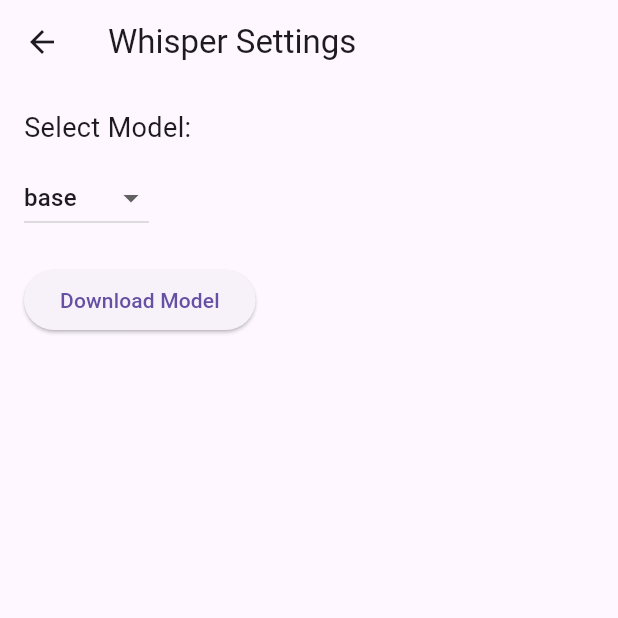
After one commit to meyskens/fahrplan, a Flutter app: the SettingsPage screen opened directly, after a tap on "Whisper", on a phone screen of 412 x 824 dp, the top half of it. The commit adds this screen. Run offline on Flutter 3.47's test engine with Material 3 defaults, Android fonts, the phone set to English and light mode, and no system bars; our stand-ins replace flutter_blue_plus, flutter_local_notifications, hive, hive_flutter, permission_handler, shared_preferences; missing offline and left inert: android_package_manager, device_calendar, flutter_background_service, notification_listener_service, whisper_flutter_new; accounts and stored records are empty.

Commit message:
Add HA integration and whisper model selection

```diff
--- /dev/null
+++ b/lib/models/fahrplan/whispermodel.dart
@@ -0,0 +1,35 @@
+import 'package:whisper_flutter_new/whisper_flutter_new.dart';
+
+class FahrplanWhisperModel {
+  String name;
+
+  static List<String> models = [
+    'tiny',
+    'base',
+    'small',
+    'medium',
+    'large-v1',
+    'large-v2'
+  ];
+
+  FahrplanWhisperModel(this.name);
+
+  get model {
+    switch (name) {
+      case 'tiny':
+        return WhisperModel.tiny;
+      case 'base':
+        return WhisperModel.base;
+      case 'small':
+        return WhisperModel.small;
+      case 'medium':
+        return WhisperModel.medium;
+      case 'large-v1':
+        return WhisperModel.largeV1;
+      case 'large-v2':
+        return WhisperModel.largeV2;
+      default:
+        return WhisperModel.base;
+    }
+  }
+}
--- /dev/null
+++ b/lib/screens/settings/whisper_screen.dart
@@ -0,0 +1,93 @@
+import 'package:fahrplan/models/fahrplan/whispermodel.dart';
+import 'package:flutter/material.dart';
+import 'package:shared_preferences/shared_preferences.dart';
+import 'package:whisper_flutter_new/whisper_flutter_new.dart';
+
+class WhisperSettingsPage extends StatefulWidget {
+  @override
+  WhisperSettingsPageState createState() => WhisperSettingsPageState();
+}
+
+class WhisperSettingsPageState extends State<WhisperSettingsPage> {
+  final List<String> _models = FahrplanWhisperModel.models;
+  String? _selectedModel;
+
+  @override
+  void initState() {
+    super.initState();
+    _loadSelectedModel();
+  }
+
+  Future<void> _loadSelectedModel() async {
+    SharedPreferences prefs = await SharedPreferences.getInstance();
+    setState(() {
+      _selectedModel = prefs.getString('whisper_model') ?? 'base';
+    });
+  }
+
+  Future<void> _saveSelectedModel(String model) async {
+    SharedPreferences prefs = await SharedPreferences.getInstance();
+    await prefs.setString('whisper_model', model);
+  }
+
+  Future<void> _downloadModel() async {
+    // Implement the logic to download the model here
+    final Whisper whisper = Whisper(
+        model: FahrplanWhisperModel(_selectedModel!).model,
+        downloadHost:
+            "https://huggingface.co/ggerganov/whisper.cpp/resolve/main");
+    ScaffoldMessenger.of(context).showSnackBar(
+      SnackBar(content: Text('Downloading model: $_selectedModel')),
+    );
+
+    try {
+      await whisper.transcribe(
+          transcribeRequest: TranscribeRequest(
+        audio: "noexist.wav",
+      ));
+    } catch (e) {}
+
+    ScaffoldMessenger.of(context).showSnackBar(
+      SnackBar(content: Text('Model $_selectedModel downloaded')),
+    );
+  }
+
+  @override
+  Widget build(BuildContext context) {
+    return Scaffold(
+      appBar: AppBar(
+        title: Text('Whisper Settings'),
+      ),
+      body: Padding(
+        padding: const EdgeInsets.all(16.0),
+        child: Column(
+          crossAxisAlignment: CrossAxisAlignment.start,
+          children: [
+            Text('Select Model:', style: TextStyle(fontSize: 18)),
+            SizedBox(height: 10),
+            DropdownButton<String>(
+              value: _selectedModel,
+              onChanged: (String? newValue) {
+                setState(() {
+                  _selectedModel = newValue;
+                });
+                _saveSelectedModel(newValue!);
+              },
+              items: _models.map<DropdownMenuItem<String>>((String model) {
+                return DropdownMenuItem<String>(
+                  value: model,
+                  child: Text(model),
+                );
+              }).toList(),
+            ),
+            SizedBox(height: 20),
+            ElevatedButton(
+              onPressed: _downloadModel,
+              child: Text('Download Model'),
+            ),
+          ],
+        ),
+      ),
+    );
+  }
+}
--- a/lib/screens/settings_screen.dart
+++ b/lib/screens/settings_screen.dart
@@ -1,6 +1,8 @@
 import 'package:fahrplan/screens/settings/dashboard_screen.dart';
 import 'package:fahrplan/screens/settings/debug_screen.dart';
+import 'package:fahrplan/screens/settings/homeassistant_screen.dart';
 import 'package:fahrplan/screens/settings/traewelling_screen.dart';
+import 'package:fahrplan/screens/settings/whisper_screen.dart';
 import 'package:flutter/material.dart';
 
 class SettingsPage extends StatelessWidget {
@@ -51,6 +53,39 @@ class SettingsPage extends StatelessWidget {
           ListTile(
             title: Row(
               children: [
+                Icon(Icons.home),
+                SizedBox(width: 10),
+                Text('HomeAssistant'),
+              ],
+            ),
+            trailing: Icon(Icons.chevron_right),
+            onTap: () {
+              Navigator.push(
+                context,
+                MaterialPageRoute(
+                    builder: (context) => HomeAssistantSettingsPage()),
+              );
+            },
+          ),
+          ListTile(
+            title: Row(
+              children: [
+                Icon(Icons.mic),
+                SizedBox(width: 10),
+                Text('Whisper'),
+              ],
+            ),
+            trailing: Icon(Icons.chevron_right),
+            onTap: () {
+              Navigator.push(
+                context,
+                MaterialPageRoute(builder: (context) => WhisperSettingsPage()),
+              );
+            },
+          ),
+          ListTile(
+            title: Row(
+              children: [
                 Icon(Icons.bug_report),
                 SizedBox(width: 10),
                 Text('Debug'),
```
Also changed, not shown: lib/models/fahrplan/widgets/homassistant.dart (added, +190 -0 lines), lib/screens/settings/homeassistant_screen.dart (added, +69 -0 lines), lib/services/bluetooth_reciever.dart (+21 -51 lines).
